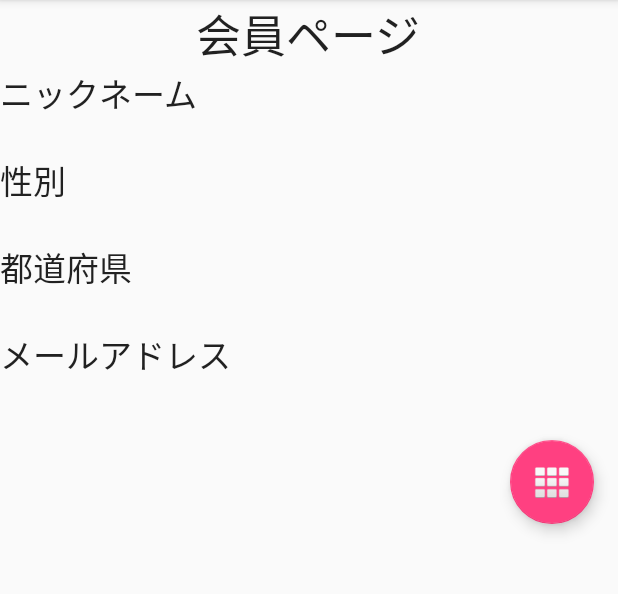
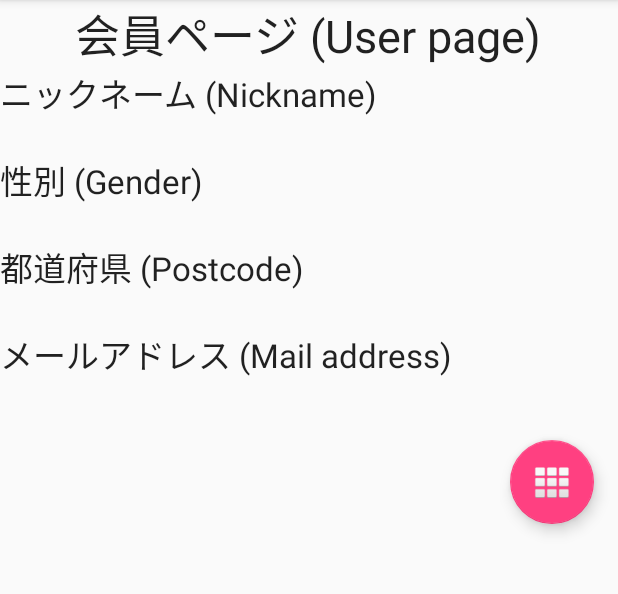
Before and after one commit to ncmbadmin/AndroidAdvancePush, an Android app: the InfoActivity screen opened directly, with no data from a screen before it, on a phone screen of 412 x 824 dp, the part 84-678 px from its top. Run offline under Robolectric (Android 15) with nearby library versions, the phone set to English and light mode, and no system bars.

Commit message:
Update english screen for master project

```diff
--- a/app/src/main/res/layout/info.xml
+++ b/app/src/main/res/layout/info.xml
@@ -4,20 +4,20 @@
     android:layout_height="match_parent">
 
     <TextView
+        android:id="@+id/textView12"
         android:layout_width="wrap_content"
         android:layout_height="wrap_content"
+        android:layout_gravity="center_horizontal"
+        android:text="会員ページ (User page)"
         android:textAppearance="?android:attr/textAppearanceLarge"
-        android:text="会員ページ"
-        android:id="@+id/textView12"
-        android:textSize="30dp"
-        android:layout_gravity="center_horizontal" />
+        android:textSize="30dp" />
 
     <TextView
+        android:id="@+id/textView13"
         android:layout_width="wrap_content"
         android:layout_height="wrap_content"
-        android:textAppearance="?android:attr/textAppearanceLarge"
-        android:text="ニックネーム"
-        android:id="@+id/textView13" />
+        android:text="ニックネーム (Nickname)"
+        android:textAppearance="?android:attr/textAppearanceLarge" />
 
     <TextView
         android:layout_width="wrap_content"
@@ -27,11 +27,11 @@
         android:id="@+id/txtNickname_Info" />
 
     <TextView
+        android:id="@+id/textView14"
         android:layout_width="wrap_content"
         android:layout_height="wrap_content"
-        android:textAppearance="?android:attr/textAppearanceLarge"
-        android:text="性別"
-        android:id="@+id/textView14" />
+        android:text="性別 (Gender)"
+        android:textAppearance="?android:attr/textAppearanceLarge" />
 
     <TextView
         android:layout_width="wrap_content"
@@ -41,11 +41,11 @@
         android:id="@+id/txtGender_Info" />
 
     <TextView
+        android:id="@+id/textView16"
         android:layout_width="wrap_content"
         android:layout_height="wrap_content"
-        android:textAppearance="?android:attr/textAppearanceLarge"
-        android:text="都道府県"
-        android:id="@+id/textView16" />
+        android:text="都道府県 (Postcode)"
+        android:textAppearance="?android:attr/textAppearanceLarge" />
 
     <TextView
         android:layout_width="wrap_content"
@@ -55,11 +55,11 @@
         android:id="@+id/txtPrefecture_Info" />
 
     <TextView
+        android:id="@+id/textView18"
         android:layout_width="wrap_content"
         android:layout_height="wrap_content"
-        android:textAppearance="?android:attr/textAppearanceLarge"
-        android:text="メールアドレス"
-        android:id="@+id/textView18" />
+        android:text="メールアドレス (Mail address)"
+        android:textAppearance="?android:attr/textAppearanceLarge" />
 
     <TextView
         android:layout_width="wrap_content"
```
Also changed, not shown: app/src/main/java/mbaas/com/nifcloud/advancepush/Common.java (+4 -4 lines), app/src/main/res/layout/content_main.xml (+5 -3 lines), app/src/main/res/layout/favorite.xml (+6 -6 lines), app/src/main/res/layout/login.xml (+22 -22 lines), app/src/main/res/layout/register.xml (+18 -17 lines), app/src/main/res/layout/shop.xml (+5 -5 lines), app/src/main/res/layout/signup.xml (+14 -14 lines).
